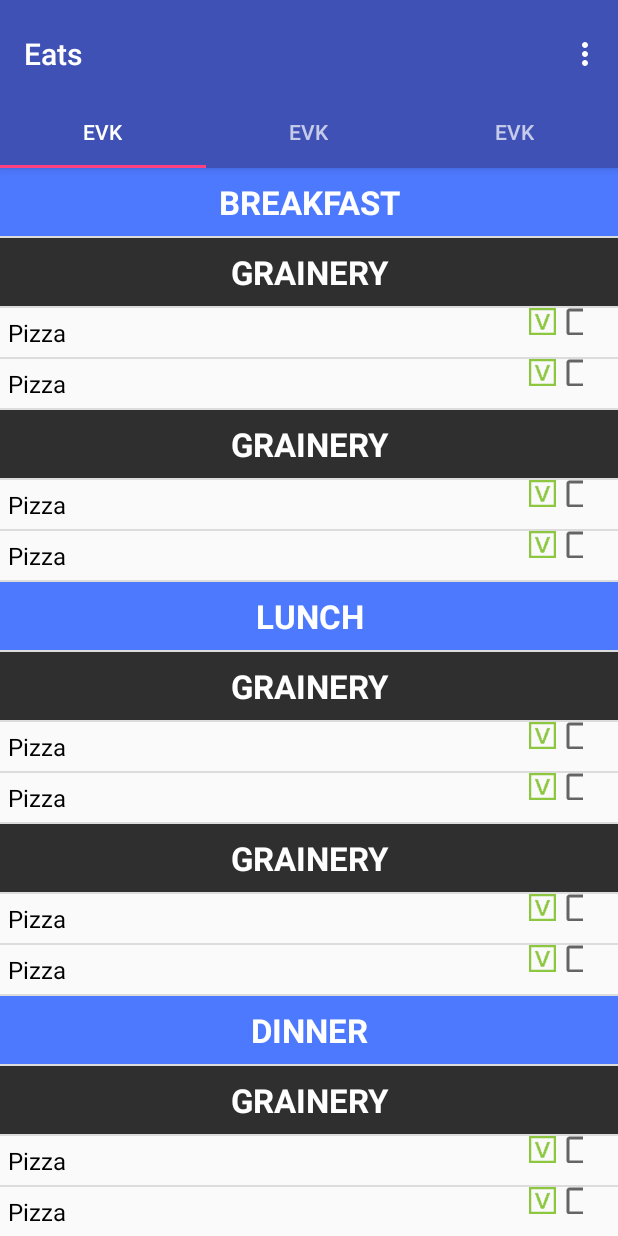
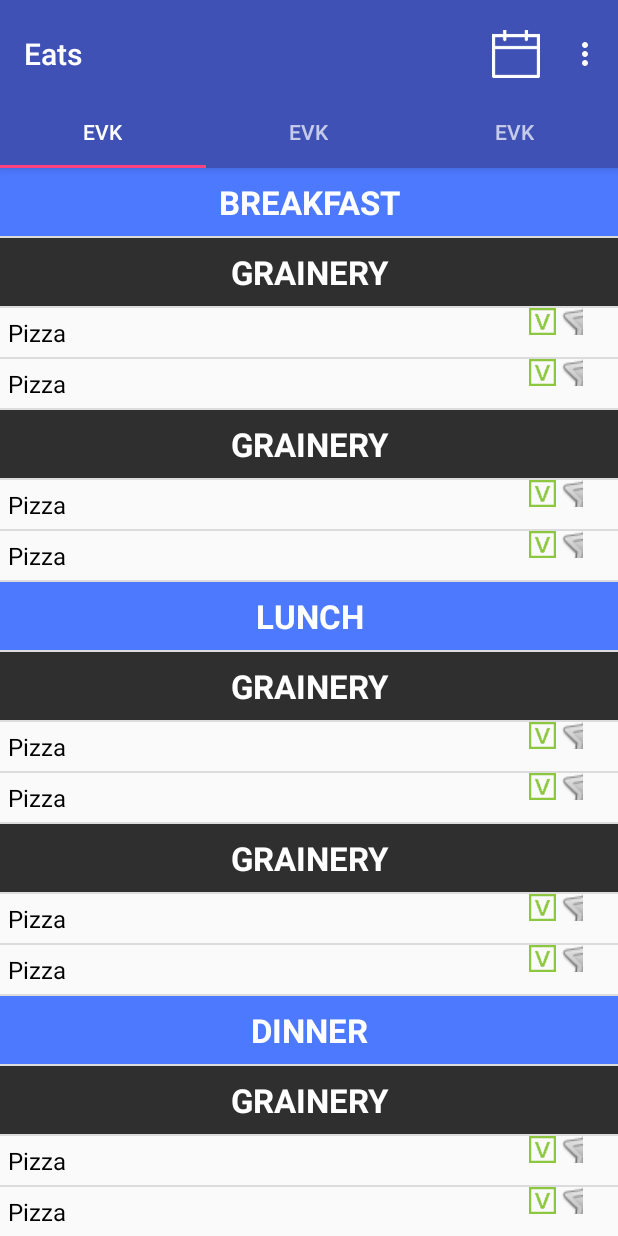
Before and after one commit to leleSahil/EatsDroid, an Android app: the screen it shows after launch (MainActivity), on a phone screen of 412 x 824 dp. Run offline under Robolectric (Android 15) with nearby library versions, the phone set to English and light mode, and no system bars.

Commit message:
added calendar picker

```diff
--- a/MyApplication/app/src/main/java/com/example/sahil/myapplication/MyListAdapter.java
+++ b/MyApplication/app/src/main/java/com/example/sahil/myapplication/MyListAdapter.java
@@ -38,7 +38,7 @@ public class MyListAdapter extends ArrayAdapter<ListItemParent> {
 
         // first check to see if the view is null. if so, we have to inflate it.
         // to inflate it basically means to render, or show, the view.
-        if (view == null) {
+//        if (view == null) {
             LayoutInflater inflater = (LayoutInflater) context.getSystemService(Context.LAYOUT_INFLATER_SERVICE);
             if(currentItem.getType() == ListItemParent.mealHeader) {
                 view = inflater.inflate(R.layout.meal_header_row, null);
@@ -50,7 +50,7 @@ public class MyListAdapter extends ArrayAdapter<ListItemParent> {
                 view = inflater.inflate(R.layout.food_item_row, null);
                 itemViewType = ListItemParent.foodHeader;
             }
-        }
+//        }
 
 
         if(currentItem != null) {
--- a/MyApplication/app/src/main/res/drawable/star.xml
+++ b/MyApplication/app/src/main/res/drawable/star.xml
@@ -1,10 +1,6 @@
 <?xml version="1.0" encoding="utf-8"?>
 <selector xmlns:android="http://schemas.android.com/apk/res/android">
-    <item android:state_pressed="true"
-        android:drawable="@drawable/button_pressed" /> <!-- pressed -->
-    <!--<item android:state_focused="true"-->
-        <!--android:drawable="@drawable/button_focused" /> &lt;!&ndash; focused &ndash;&gt;-->
-    <!--<item android:state_hovered="true"-->
-        <!--android:drawable="@drawable/button_focused" /> &lt;!&ndash; hovered &ndash;&gt;-->
-    <item android:drawable="@drawable/button_off" /> <!-- default -->
+    <item android:state_checked="false" android:drawable="@drawable/button_off" />
+    <item android:state_checked="true" android:drawable="@drawable/button_pressed" />
+    <item android:drawable="@drawable/button_off" />
 </selector>
--- a/MyApplication/app/src/main/res/layout/activity_main.xml
+++ b/MyApplication/app/src/main/res/layout/activity_main.xml
@@ -20,9 +20,8 @@
             android:layout_width="match_parent"
             android:layout_height="?attr/actionBarSize"
             android:background="?attr/colorPrimary"
-            app:layout_scrollFlags="scroll|enterAlways"
             app:popupTheme="@style/AppTheme.PopupOverlay">
-
+            <!--app:layout_scrollFlags="scroll|enterAlways"-->
         </android.support.v7.widget.Toolbar>
 
         <android.support.design.widget.TabLayout
--- a/MyApplication/app/src/main/res/layout/food_item_row.xml
+++ b/MyApplication/app/src/main/res/layout/food_item_row.xml
@@ -27,25 +27,19 @@
         android:layout_height="wrap_content"
         android:layout_weight="1"
         android:gravity="center_vertical"
-        android:orientation="horizontal"
-        >
+        android:orientation="horizontal">
         <ImageView
             android:layout_width="18sp"
             android:layout_height="18sp"
             android:id="@+id/dietary_identifier"
             android:layout_gravity="center_vertical"
             />
-        <!--<ImageButton android:id="@+id/favorite"-->
-            <!--android:layout_width="wrap_content"-->
-            <!--android:layout_height="fill_parent"-->
-            <!--android:src="@drawable/star"-->
-            <!--android:background="#00ffffff"/>-->
-            <!--android:onClick="onToggleStar"-->
         <CheckBox
             android:layout_width="18sp"
             android:layout_height="18sp"
             android:text="New Checkbox"
             android:id="@+id/checkbox"
-            android:layout_gravity="center_vertical" />
+            android:layout_gravity="center_vertical"
+            android:button="@drawable/star"/>
     </LinearLayout>
 </LinearLayout>
--- a/MyApplication/app/src/main/res/menu/menu_main.xml
+++ b/MyApplication/app/src/main/res/menu/menu_main.xml
@@ -2,6 +2,12 @@
     xmlns:app="http://schemas.android.com/apk/res-auto"
     xmlns:tools="http://schemas.android.com/tools"
     tools:context="com.example.sahil.myapplication.MainActivity">
+
+    <item
+        android:id="@+id/action_calendar"
+        android:title="Calendar"
+        android:icon="@drawable/ic_calendar"
+        app:showAsAction="always" />
     <item
         android:id="@+id/action_settings"
         android:orderInCategory="100"
```
Also changed, not shown: MyApplication/app/src/main/java/com/example/sahil/myapplication/MainActivity.java (+29 -0 lines), MyApplication/app/src/main/res/drawable/ic_calendar.png (added).
